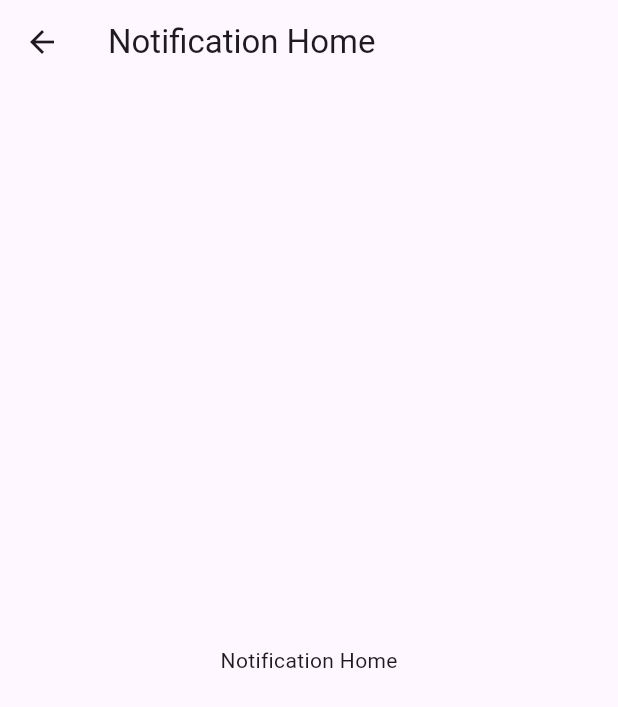
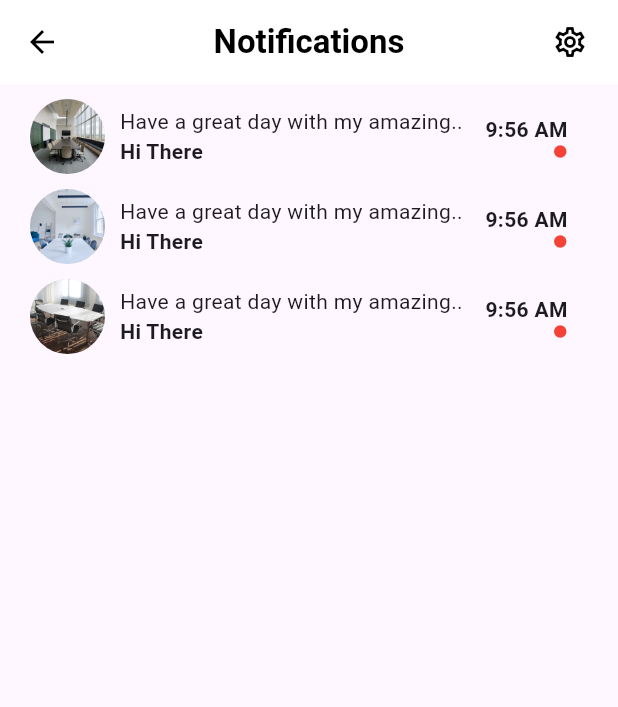
Before and after one commit to MAKEURGOALS/qbooking, a Flutter app: the NotificationHomePage screen opened directly, on a phone screen of 412 x 824 dp. Shown: the top 707 px of the screen. Run offline on Flutter 3.47's test engine with Material 3 defaults, Android fonts, the phone set to English and light mode, and no system bars; our stand-ins replace csc_picker, date_picker_timeline, firebase_auth, firebase_core, fl_chart, google_sign_in; missing offline and left inert: flutter_facebook_auth; accounts and stored records are empty.

Commit message:
notification

```diff
--- a/lib/notification/notification_home_page.dart
+++ b/lib/notification/notification_home_page.dart
@@ -1,4 +1,6 @@
 import 'package:flutter/material.dart';
+import 'package:qbooking/notification/setting_page.dart';
+import 'package:qbooking/notification/widget/user_alert_text.dart';
 
 class NotificationHomePage extends StatelessWidget {
   const NotificationHomePage({super.key});
@@ -6,16 +8,54 @@ class NotificationHomePage extends StatelessWidget {
   @override
   Widget build(BuildContext context) {
     return Scaffold(
-      appBar: AppBar(
-        title: Text(
-          "Notification Home"
+        appBar: AppBar(
+          centerTitle: true,
+          actions: [
+            Padding(
+              padding: const EdgeInsets.symmetric(horizontal: 20),
+              child: GestureDetector(
+                onTap: () {
+                  Navigator.push(
+                    context,
+                    MaterialPageRoute(
+                        builder: (context) => const SettingPage()),
+                  );
+                },
+                child: const Icon(Icons.settings_outlined),
+              ),
+            )
+          ],
+          iconTheme: const IconThemeData(color: Colors.black),
+          backgroundColor: Colors.white,
+          title: const Text(
+            "Notifications",
+            style: TextStyle(fontWeight: FontWeight.bold, color: Colors.black),
+          ),
         ),
-      ),
-      body: Center(
-        child: Text(
-          'Notification Home'
-        ),
-      ),
-    );
+        body: const SingleChildScrollView(
+          scrollDirection: Axis.horizontal,
+          child: Column(
+            children: [
+              SizedBox(
+                height: 10,
+              ),
+              UserAlertText(
+                imageUser: 'assets/images/meeting.jpg',
+              ),
+              SizedBox(
+                height: 10,
+              ),
+              UserAlertText(
+                imageUser: 'assets/images/meeting2.jpg',
+              ),
+              SizedBox(
+                height: 10,
+              ),
+              UserAlertText(
+                imageUser: 'assets/images/meeting3.jpg',
+              ),
+            ],
+          ),
+        ));
   }
 }
--- /dev/null
+++ b/lib/notification/widget/user_alert_text.dart
@@ -0,0 +1,46 @@
+import 'package:flutter/material.dart';
+
+class UserAlertText extends StatelessWidget {
+  const UserAlertText({super.key, required this.imageUser});
+  final String imageUser;
+  @override
+  Widget build(BuildContext context) {
+    return  Padding(
+      padding: const EdgeInsets.symmetric(horizontal: 20),
+      child: Row(
+        children: [
+          CircleAvatar(
+            radius: 25,
+            backgroundImage: AssetImage(imageUser),
+          ),
+          const SizedBox(width: 10,),
+          const Column(
+            crossAxisAlignment: CrossAxisAlignment.start,
+            children: [
+              Text(
+                "Have a great day with my amazing.."
+              ),
+              Text(
+                "Hi There",
+                style: TextStyle(fontWeight: FontWeight.bold),
+              ),
+
+            ],
+          ),
+          const SizedBox(width: 15,),
+
+          const Column(
+            crossAxisAlignment: CrossAxisAlignment.end,
+            children: [
+              Text(
+                "9:56 AM",
+                style: TextStyle(fontWeight: FontWeight.bold),
+              ),
+              Icon(Icons.circle, size:10,color: Colors.red,)
+            ],
+          )
+        ],
+      ),
+    );
+  }
+}
```
Also changed, not shown: lib/notification/setting_page.dart (added, +60 -0 lines), lib/notification/widget/switch_button.dart (added, +35 -0 lines).
